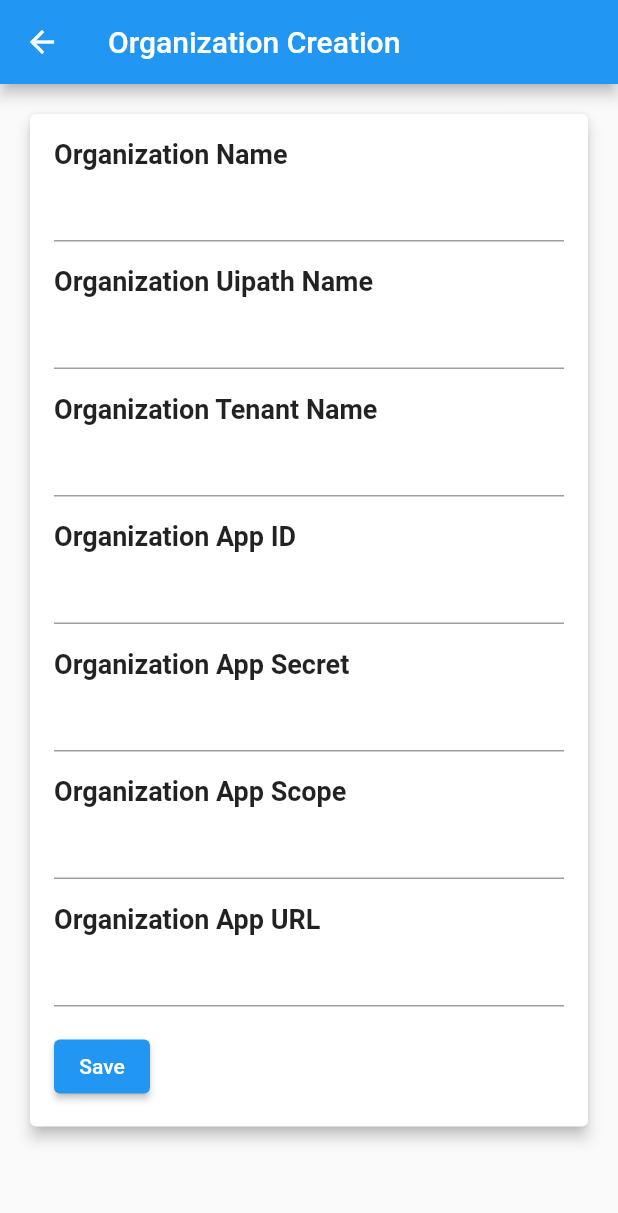
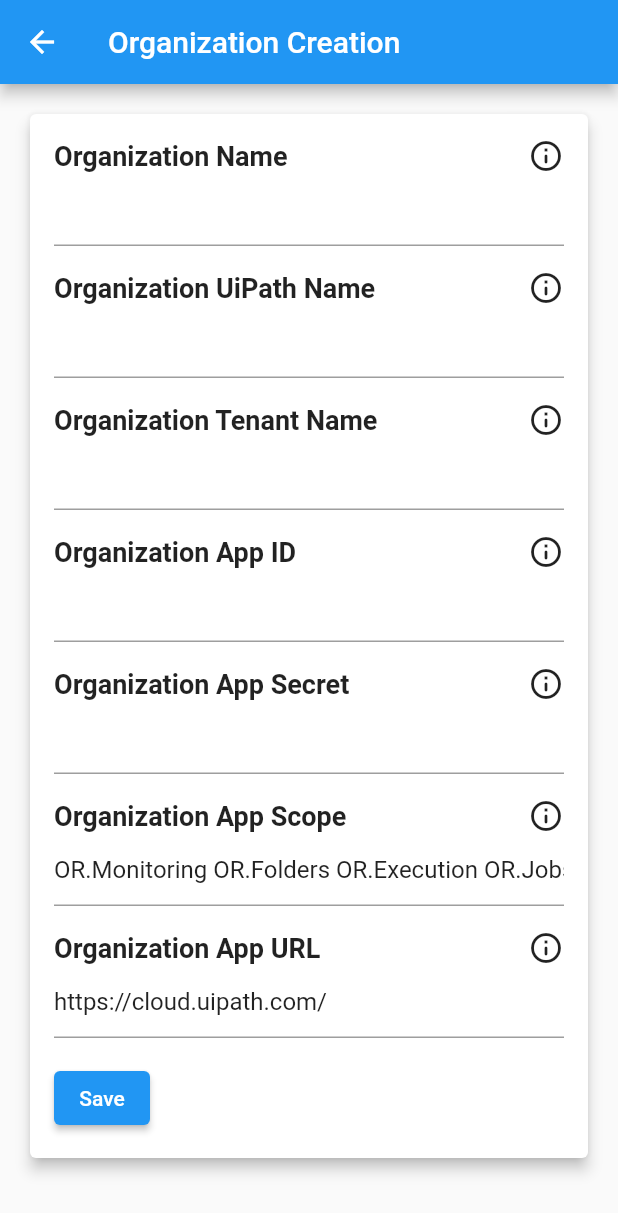
Before and after one commit to oxakromax/Frontend_UipathMonitor, a Flutter app: the OrganizationCreationOrEditPage screen opened directly, on a phone screen of 412 x 824 dp. Shown: the top 1213 px of the screen. Run offline on Flutter 3.47's test engine with Material 2 defaults, Android fonts, the phone set to English and light mode, and no system bars; our stand-ins replace connectivity_plus, flutter_form_builder, form_builder_validators, shared_preferences; accounts and stored records are empty.

Commit message:
Administración de Procesos

```diff
--- a/lib/main.dart
+++ b/lib/main.dart
@@ -1,6 +1,7 @@
 // ignore_for_file: use_build_context_synchronously
 
 import 'package:UipathMonitor/pages/Admin/Organization/OrganizationListPage.dart';
+import 'package:UipathMonitor/pages/Admin/Processes/processes_list_page.dart';
 import 'package:UipathMonitor/pages/Admin/Users/UsersListPage.dart';
 import 'package:UipathMonitor/pages/ForgotPasswordPage.dart';
 import 'package:UipathMonitor/pages/User/ProfilePage.dart';
@@ -49,6 +50,7 @@ class MyApp extends StatelessWidget {
         '/forgot': (context) => ForgotPasswordPage(),
         '/admin/organization': (context) => OrganizationListScreen(),
         '/admin/users': (context) => UsersListPage(),
+        '/user/processes': (context) => ProcessesListPage(),
       },
     );
   }
--- a/lib/pages/Admin/Organization/OrganizationCreationOrEditPage.dart
+++ b/lib/pages/Admin/Organization/OrganizationCreationOrEditPage.dart
@@ -1,6 +1,6 @@
+import 'package:UipathMonitor/models/organization.dart';
 import 'package:flutter/material.dart';
 import 'package:provider/provider.dart';
-import 'package:UipathMonitor/models/organization.dart';
 
 import '../../../Providers/ApiProvider.dart';
 
@@ -35,6 +35,9 @@ class _OrganizationCreationOrEditPageState
     if (widget.isEditing) {
       SetDefaultFieldsEditing();
     } else {
+      _organizationAppUrlController.text = 'https://cloud.uipath.com/';
+      _organizationAppScopeController.text =
+          'OR.Monitoring OR.Folders OR.Execution OR.Jobs';
       _checkboxOrgEdit = true;
     }
   }
@@ -73,12 +76,22 @@ class _OrganizationCreationOrEditPageState
                   child: Column(
                     crossAxisAlignment: CrossAxisAlignment.start,
                     children: [
-                      const Text(
+                      Row(
+                        mainAxisAlignment: MainAxisAlignment.spaceBetween,
+                        children: const [
+                          Text(
                             'Organization Name',
                             style: TextStyle(
                               fontWeight: FontWeight.bold,
                               fontSize: 18,
                             ),
+                          ),
+                          Tooltip(
+                            message:
+                                'Nombre de la organización en la que se encuentra el robot',
+                            child: Icon(Icons.info_outline_rounded),
+                          )
+                        ],
                       ),
                       TextField(
                         controller: _organizationNameController,
@@ -102,7 +115,7 @@ class _OrganizationCreationOrEditPageState
                       const SizedBox(height: 16),
                       ElevatedButton(
                         onPressed: () async {
-                          Organization newOrg;
+                          Organization? newOrg;
                           Organization organization = Organization(
                               id: widget.isEditing ? widget.org!['ID'] : null,
                               nombre: _organizationNameController.text,
@@ -120,15 +133,16 @@ class _OrganizationCreationOrEditPageState
                               appScope: _organizationAppScopeController.text,
                               baseURL: _organizationAppUrlController.text);
                           try {
+                            int code = 0;
                             if (widget.isEditing) {
                               newOrg = await apiProvider
                                   .updateOrganization(organization);
                             } else {
-                              newOrg = await apiProvider
+                              code = await apiProvider
                                   .createOrganization(organization);
                             }
                             if (!context.mounted) return;
-                            if (newOrg.nombre != null) {
+                            if (newOrg?.nombre != null || code == 200) {
                               Navigator.pop(context, true);
                             } else {
                               showDialog(
@@ -198,67 +212,127 @@ class _OrganizationCreationOrEditPageState
       crossAxisAlignment: CrossAxisAlignment.start,
       children: [
         const SizedBox(height: 16),
-        const Text(
-          'Organization Uipath Name',
+        Row(
+          mainAxisAlignment: MainAxisAlignment.spaceBetween,
+          children: const [
+            Text(
+              'Organization UiPath Name',
               style: TextStyle(
                 fontWeight: FontWeight.bold,
                 fontSize: 18,
               ),
             ),
+            Tooltip(
+              message:
+                  'Nombre de la organización en UiPath.\nBajo el navegador se encontrará la URL que menciona el nombre de organización,\nEjemplo:\nEn la URL https://cloud.uipath.com/my_organization/my_tenant/orchestrator_\nEl valor correcto seria: "my_organization"',
+              child: Icon(Icons.info_outline_rounded),
+            )
+          ],
+        ),
         TextField(
           controller: _organizationUipathNameController,
         ),
         const SizedBox(height: 16),
-        const Text(
+        Row(
+          mainAxisAlignment: MainAxisAlignment.spaceBetween,
+          children: const [
+            Text(
               'Organization Tenant Name',
               style: TextStyle(
                 fontWeight: FontWeight.bold,
                 fontSize: 18,
               ),
             ),
+            Tooltip(
+              message:
+                  'Nombre del tenant de la organización en UiPath.\nBajo el navegador se encontrará la URL que menciona el nombre del tenant,\nEjemplo:\nEn la URL https://cloud.uipath.com/my_organization/my_tenant/orchestrator_\nEl valor correcto seria: "my_tenant"',
+              child: Icon(Icons.info_outline_rounded),
+            )
+          ],
+        ),
         TextField(
           controller: _organizationTenantNameController,
         ),
         const SizedBox(height: 16),
-        const Text(
+        Row(
+          mainAxisAlignment: MainAxisAlignment.spaceBetween,
+          children: const [
+            Text(
               'Organization App ID',
               style: TextStyle(
                 fontWeight: FontWeight.bold,
                 fontSize: 18,
               ),
             ),
+            Tooltip(
+              message:
+                  'ID de la aplicación registrada en UiPath.\nEjemplo: "my_app_id"',
+              child: Icon(Icons.info_outline_rounded),
+            )
+          ],
+        ),
         TextField(
           controller: _organizationAppIdController,
         ),
         const SizedBox(height: 16),
-        const Text(
+        Row(
+          mainAxisAlignment: MainAxisAlignment.spaceBetween,
+          children: const [
+            Text(
               'Organization App Secret',
               style: TextStyle(
                 fontWeight: FontWeight.bold,
                 fontSize: 18,
               ),
             ),
+            Tooltip(
+              message:
+                  'Secreto de la aplicación registrada en UiPath.\nEjemplo: "my_app_secret"',
+              child: Icon(Icons.info_outline_rounded),
+            )
+          ],
+        ),
         TextField(
           controller: _organizationAppSecretController,
         ),
         const SizedBox(height: 16),
-        const Text(
+        Row(
+          mainAxisAlignment: MainAxisAlignment.spaceBetween,
+          children: const [
+            Text(
               'Organization App Scope',
               style: TextStyle(
                 fontWeight: FontWeight.bold,
                 fontSize: 18,
               ),
             ),
+            Tooltip(
+              message:
+                  'Ámbito de la aplicación registrada en UiPath.\nLos valores minimos por defecto son: "OR.Monitoring OR.Folders OR.Execution OR.Jobs"',
+              child: Icon(Icons.info_outline_rounded),
+            )
+          ],
+        ),
         TextField(
           controller: _organizationAppScopeController,
         ),
         const SizedBox(height: 16),
-        const Text(
+        Row(
+          mainAxisAlignment: MainAxisAlignment.spaceBetween,
+          children: const [
+            Text(
               'Organization App URL',
               style: TextStyle(
                 fontWeight: FontWeight.bold,
                 fontSize: 18,
               ),
+            ),
+            Tooltip(
+              message:
+                  'URL de la instancia de Orchestrator a la que se desea acceder.\nEjemplo: "https://cloud.uipath.com/"',
+              child: Icon(Icons.info_outline_rounded),
+            )
+          ],
         ),
         TextField(
           controller: _organizationAppUrlController,
--- a/lib/pages/login_page.dart
+++ b/lib/pages/login_page.dart
@@ -69,6 +69,8 @@ class _LoginPageState extends State<LoginPage> {
           prefs.remove('email');
           prefs.remove('password');
         }
+        Provider.of<GeneralProvider>(context, listen: false)
+            .setUserMap(_usuarioController.text, _passwordController.text);
         await Navigator.pushReplacementNamed(context, "/user/profile");
       } else {
         prefs.remove('password');
```
Also changed, not shown: lib/Providers/ApiProvider.dart (+38 -75 lines), lib/Providers/GeneralProvider.dart (+60 -0 lines), lib/app_drawer.dart (+8 -0 lines), lib/pages/Admin/Processes/processes_list_page.dart (added, +122 -0 lines), lib/pages/User/ProfilePage.dart (+9 -4 lines). Lines whose indentation alone changed are shown as unchanged.
